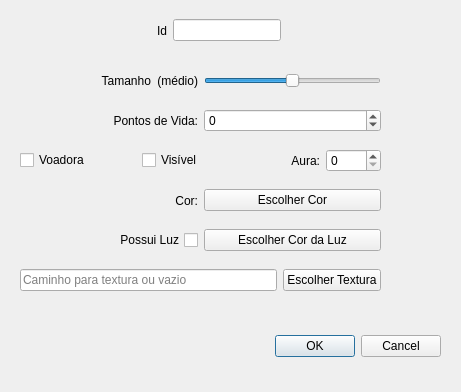
matferib/tabuleiro-virtual, file ifg/qt/ui/entidade.ui: the form before one commit.
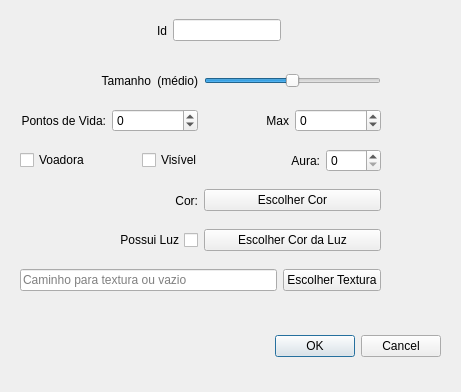
The form after the commit.

Commit message: adicionei maximo de pontos de vida

The edit to the form file:
```diff
--- a/ifg/qt/ui/entidade.ui
+++ b/ifg/qt/ui/entidade.ui
@@ -320,6 +320,32 @@
         </property>
        </widget>
       </item>
+      <item>
+       <widget class="QLabel" name="label_6">
+        <property name="sizePolicy">
+         <sizepolicy hsizetype="Preferred" vsizetype="Preferred">
+          <horstretch>0</horstretch>
+          <verstretch>0</verstretch>
+         </sizepolicy>
+        </property>
+        <property name="text">
+         <string>Max</string>
+        </property>
+        <property name="alignment">
+         <set>Qt::AlignRight|Qt::AlignTrailing|Qt::AlignVCenter</set>
+        </property>
+       </widget>
+      </item>
+      <item>
+       <widget class="QSpinBox" name="spin_max_pontos_vida">
+        <property name="minimum">
+         <number>-100</number>
+        </property>
+        <property name="maximum">
+         <number>999</number>
+        </property>
+       </widget>
+      </item>
      </layout>
     </item>
    </layout>
```
The commit also changes 8 other files.
